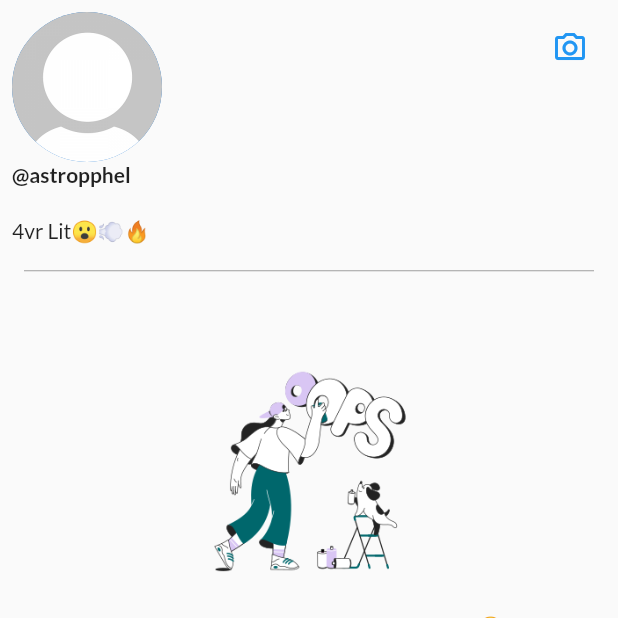
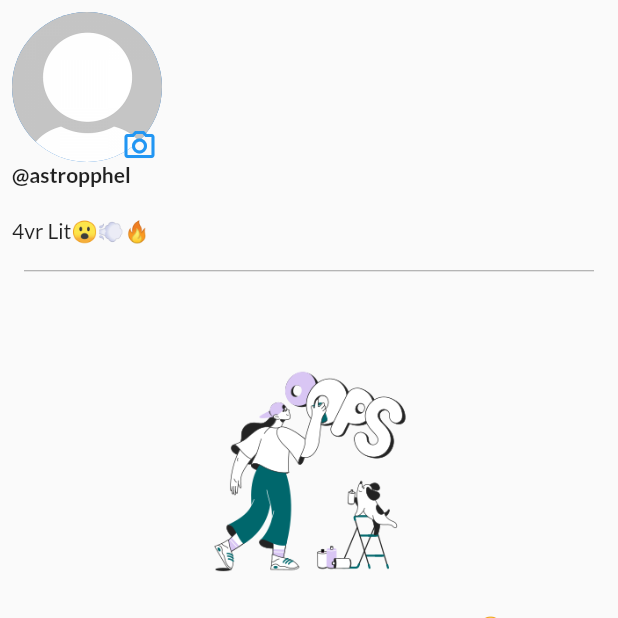
Before and after one commit to johnomeyo/postHub, a Flutter app: the Profile screen opened directly, after a tap on the "camera alt" icon, on a phone screen of 412 x 824 dp, the top half of it. Run offline on Flutter 3.47's test engine with Material 2 defaults, Android fonts, the phone set to English and light mode, and no system bars; our stand-ins replace cloud_firestore, firebase_auth, firebase_core, firebase_storage, google_fonts, google_nav_bar and 2 more; accounts and stored records are empty; network calls fail.

Commit message:
fixed some bugs

```diff
--- a/lib/pages/profile.dart
+++ b/lib/pages/profile.dart
@@ -34,13 +34,17 @@ class _ProfileState extends State<Profile> {
                           child: Image.asset("assets/dp.png"))
                       : Image.file(File(selectedPath)),
                 ),
-                 Align(
-                  alignment: Alignment.bottomRight,
+                Positioned(
+                  top: 65,
+                  left: 65,
+                  right: 5,
                   child: IconButton(
                     icon: const Icon(Icons.camera_alt_outlined),
-                    onPressed:  () async {
-                   await SelectImage().selectImageFromCamera();
+                    onPressed: () async {
+                      selectedPath =
+                          await SelectImage().selectImageFromGallery();
                       if (selectedPath != "") {
+                        print("THE SELECTED PATH IS $selectedPath");
                         Navigator.pop(context);
                         setState(() {});
                       } else {
--- a/lib/pages/upload.dart
+++ b/lib/pages/upload.dart
@@ -215,7 +215,8 @@ class _UploadState extends State<Upload> {
             const Spacer(),
             GestureDetector(
               onTap: () async {
-                if (selectedPath != "") {
+                if (selectedPath != "" &&
+                    descriptionController.text.isNotEmpty) {
                   String uniqueName =
                       DateTime.now().millisecondsSinceEpoch.toString();
                   Reference referenceRoot = FirebaseStorage.instance.ref();
@@ -233,9 +234,6 @@ class _UploadState extends State<Upload> {
                       "uploader": FirebaseAuth.instance.currentUser!.uid,
                       "timestamp": Timestamp.now(),
                     });
-                    const CircularProgressIndicator(
-                      color: Colors.deepOrangeAccent,
-                    );
                     Navigator.push(context,
                         MaterialPageRoute(builder: (context) => const Home()));
                   } catch (error) {
```
Also changed, not shown: lib/auth/auth.dart (+7 -10 lines), lib/main.dart (+6 -5 lines). Lines whose indentation alone changed are shown as unchanged.
